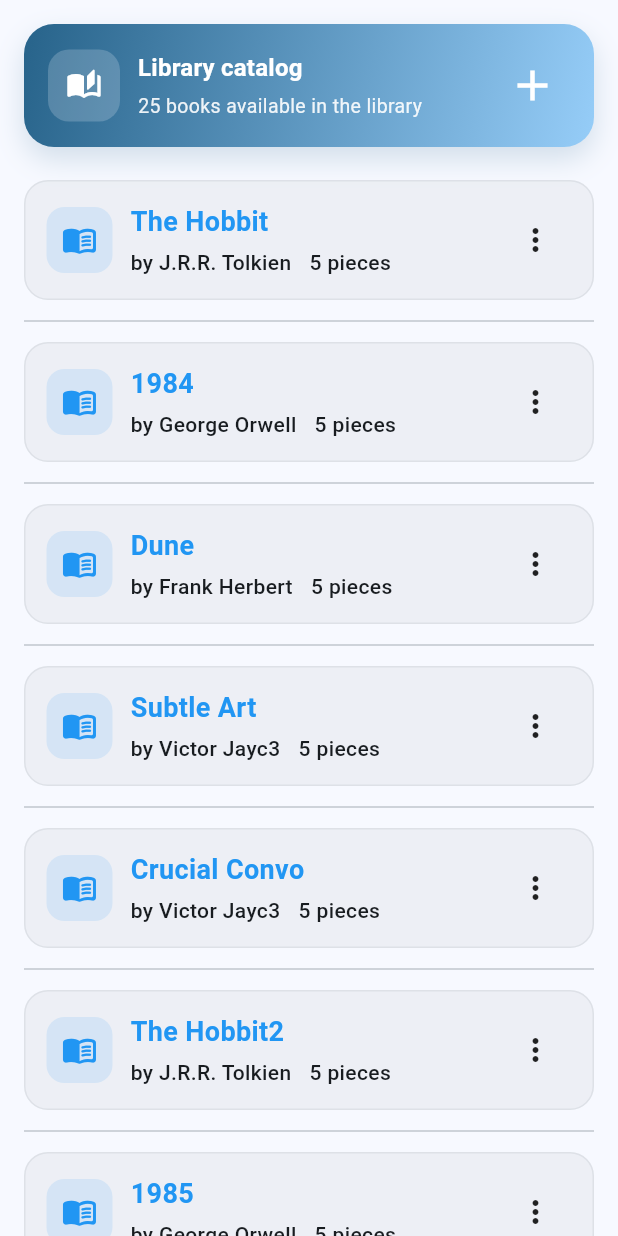
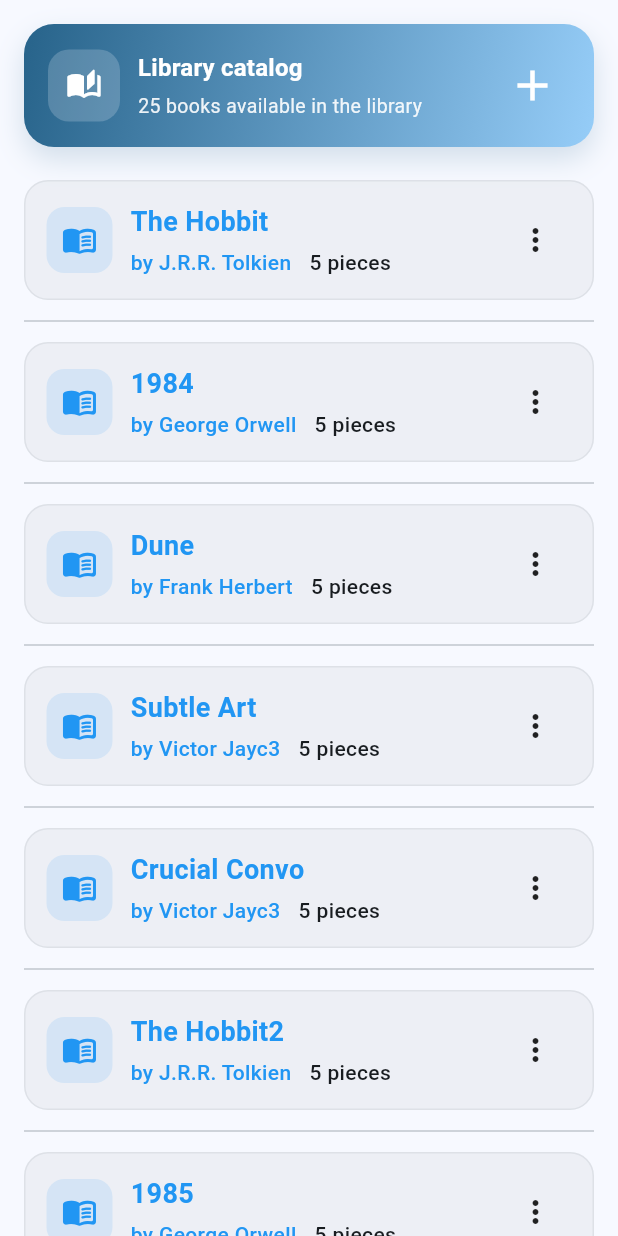
Before and after one commit to Victorjayce/Vixen-Library, a Flutter app: the HomePage widget shown alone on an empty page, opened directly, on a phone screen of 412 x 824 dp. Run offline on Flutter 3.47's test engine with Material 3 defaults, Android fonts, the phone set to English and light mode, and no system bars.

Commit message:
some minor ui tweaks, added inkwell to author name on book.dart

```diff
--- a/library_mgt/lib/book.dart
+++ b/library_mgt/lib/book.dart
@@ -114,6 +114,9 @@ class _HomePageState extends State<HomePage>
                   itemCount: library.books.length,
                   itemBuilder: (context, index) {
                     final book = library.books[index];
+                    final author = LibraryProvider.of(
+                      context,
+                    ).authors.firstWhere((a) => a.name == book.author);
                     return Container(
                       margin: const EdgeInsets.symmetric(
                         horizontal: 16,
@@ -160,14 +163,24 @@ class _HomePageState extends State<HomePage>
                                   spacing: 12,
                                   runSpacing: 4,
                                   children: [
-                                    Text(
-                                      'by ${book.author}',
-                                      style: TextStyle(
-                                        fontSize: 14,
-                                        fontWeight: FontWeight.w500,
-                                        color: Theme.of(
+                                    InkWell(
+                                      onTap: () => {
+                                        Navigator.pushNamed(
                                           context,
-                                        ).colorScheme.onSurface,
+                                          '/detailscreen',
+                                          arguments: AuthorDetailArgs(
+                                            booksId: author.booksId,
+                                            authorId: author.id,
+                                          ),
+                                        ),
+                                      },
+                                      child: Text(
+                                        'by ${book.author}',
+                                        style: TextStyle(
+                                          fontSize: 14,
+                                          fontWeight: FontWeight.w500,
+                                          color: Colors.blue,
+                                        ),
                                       ),
                                     ),
                                     Text(
--- a/library_mgt/lib/dashboard.dart
+++ b/library_mgt/lib/dashboard.dart
@@ -1,5 +1,6 @@
 import 'package:flutter/material.dart';
 import 'lib.dart';
+import 'datetimextension.dart';
 
 class DashBoard extends StatefulWidget {
   const DashBoard({super.key});
@@ -176,7 +177,7 @@ class _DashBoardState extends State<DashBoard>
                     ),
                     title: Text(activity.title),
                     subtitle: Text(
-                      '${activity.name} ${activity.subtitle} • ${activity.timestamp}',
+                      '${activity.name} ${activity.subtitle} • ${activity.timestamp.timeAgo}',
                     ),
                     trailing: const Icon(Icons.chevron_right_rounded),
                   );
```
Also changed, not shown: library_mgt/lib/datetimextension.dart (added, +55 -0 lines).
